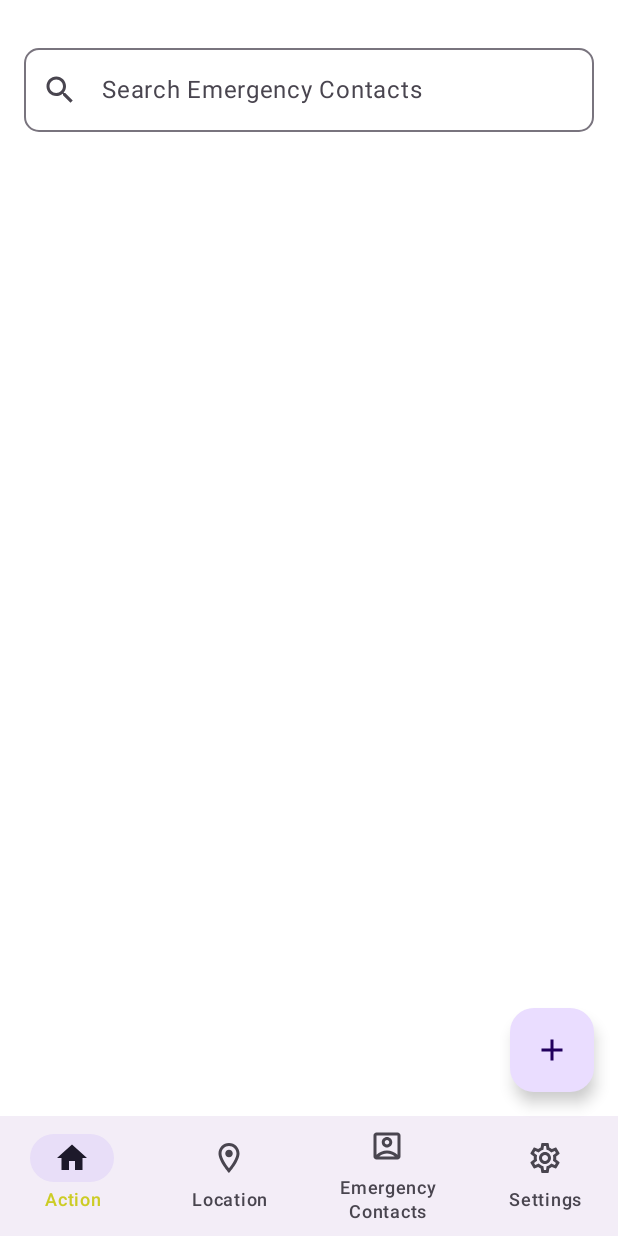
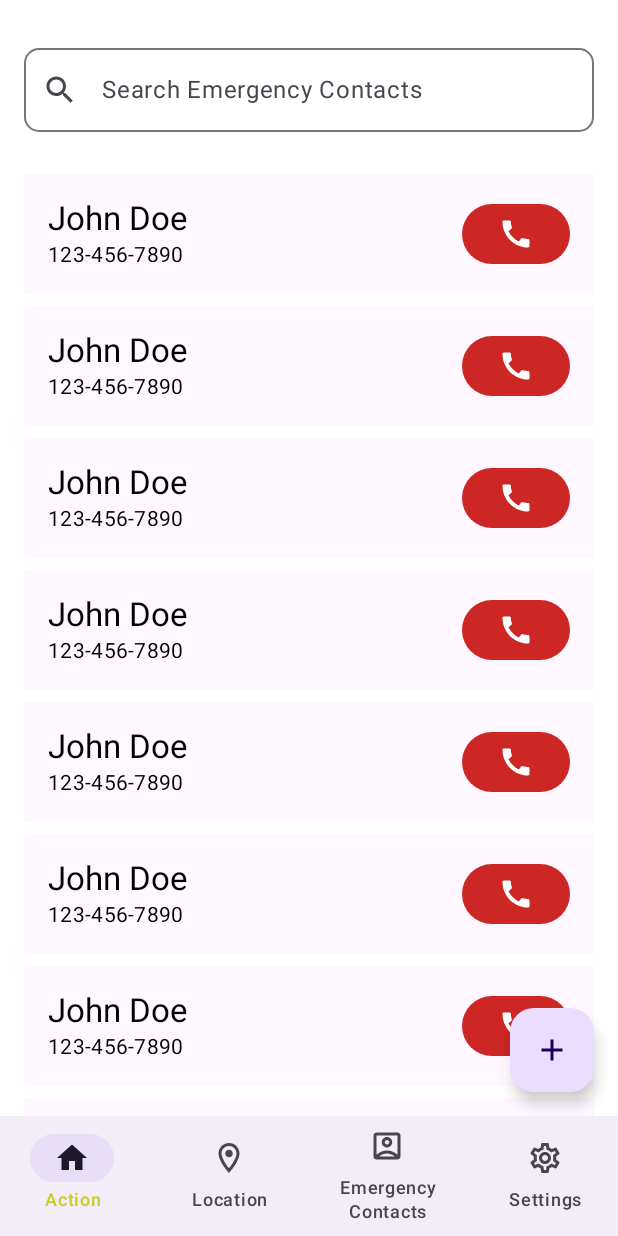
Before and after one commit to TheAndrewNguyen/QuickSOS, an Android app built with Jetpack Compose: the @Preview function EmergencyContactScreenPreview, on a phone screen of 412 x 824 dp. Run offline under Robolectric (Android 15) with nearby library versions, the phone set to English and light mode, and no system bars; our stand-ins replace Dagger/Hilt's generated code.

Commit message:
implmeneted basic layout for EmergencyContact Cards

```diff
--- a/app/src/main/java/com/example/quicksos/App.kt
+++ b/app/src/main/java/com/example/quicksos/App.kt
@@ -4,4 +4,8 @@ import android.app.Application
 import dagger.hilt.android.HiltAndroidApp
 
 @HiltAndroidApp
-class App : Application()
+class App : Application() {
+    override fun onCreate() {
+        super.onCreate()
+    }
+}
--- a/app/src/main/java/com/example/quicksos/ui/screens/emergencyContacts/EmergencyContactsScreen.kt
+++ b/app/src/main/java/com/example/quicksos/ui/screens/emergencyContacts/EmergencyContactsScreen.kt
@@ -8,19 +8,12 @@ import androidx.lifecycle.viewmodel.compose.viewModel
 import androidx.navigation.NavHostController
 import androidx.navigation.compose.rememberNavController
 import com.example.quicksos.ui.navigation.NavigationViewModel
+import com.example.quicksos.ui.screens.emergencyContacts.components.EmergencyContactsColumn
 import com.example.quicksos.ui.screens.emergencyContacts.components.SearchBar
+import com.example.quicksos.ui.shared.layouts.TitleContentNavScaffold
 import com.example.quicksos.ui.shared.layouts.components.CustomFloatingActionButton
 import com.example.quicksos.ui.shared.layouts.components.NavBar
-import com.example.quicksos.ui.shared.layouts.TitleContentNavScaffold
 import com.example.quicksos.ui.theme.QuickSOSTheme
-
-@Composable
-fun EmergencyContactContent() {
-    /*TODO*/
-}
-
-
-
 
 @Composable
 fun EmergencyContactScreen(navController: NavHostController, navBarViewModel: NavigationViewModel = viewModel()) {
@@ -38,7 +31,7 @@ fun EmergencyContactScreen(navController: NavHostController, navBarViewModel: Na
     }
 
     val content: @Composable () -> Unit = {
-        /*TODO*/
+        EmergencyContactsColumn()
     }
 
     val bottomBar: @Composable () -> Unit = {
--- /dev/null
+++ b/app/src/main/java/com/example/quicksos/ui/screens/emergencyContacts/components/EmergencyContactCard.kt
@@ -0,0 +1,83 @@
+package com.example.quicksos.ui.screens.emergencyContacts.components
+
+import androidx.compose.foundation.background
+import androidx.compose.foundation.layout.Arrangement
+import androidx.compose.foundation.layout.Column
+import androidx.compose.foundation.layout.Row
+import androidx.compose.foundation.layout.fillMaxSize
+import androidx.compose.foundation.layout.fillMaxWidth
+import androidx.compose.foundation.layout.padding
+import androidx.compose.foundation.lazy.LazyColumn
+import androidx.compose.material.icons.Icons
+import androidx.compose.material.icons.filled.Call
+import androidx.compose.material3.Button
+import androidx.compose.material3.Icon
+import androidx.compose.material3.MaterialTheme
+import androidx.compose.material3.Text
+import androidx.compose.runtime.Composable
+import androidx.compose.ui.Modifier
+import androidx.compose.ui.tooling.preview.Preview
+import androidx.compose.ui.unit.dp
+import com.example.quicksos.ui.theme.QuickSOSTheme
+
+
+@Composable
+fun NameAndPhoneNumber(name: String, phoneNumber: String) {
+    Column(
+        modifier = Modifier
+            .padding(16.dp)
+            .background(MaterialTheme.colorScheme.surface)
+    ) {
+        Text(text = name, style = MaterialTheme.typography.titleLarge)
+        Text(text = phoneNumber, style = MaterialTheme.typography.bodyMedium)
+    }
+}
+
+@Composable
+fun EmergencyTapButtonGroup() {
+    Button( //call button
+        onClick = {},
+        modifier = Modifier
+            .padding(16.dp)
+            .background(MaterialTheme.colorScheme.surface)
+    ) {
+        Icon(Icons.Default.Call, contentDescription = "Call")
+    }
+}
+
+@Composable
+fun EmergencyContactCard(name: String, phoneNumber: String) {
+    Row(
+        horizontalArrangement = Arrangement.SpaceBetween,
+        verticalAlignment = androidx.compose.ui.Alignment.CenterVertically,
+        modifier = Modifier
+            .fillMaxWidth()
+            .padding(horizontal = 16.dp, vertical = 4.dp)
+            .background(MaterialTheme.colorScheme.surface)
+        ) {
+        NameAndPhoneNumber(name = name, phoneNumber = phoneNumber)
+        EmergencyTapButtonGroup()
+    }
+}
+
+@Composable
+fun EmergencyContactsColumn() {
+    LazyColumn(
+        modifier = Modifier
+            .fillMaxSize()
+    ) {
+        items(10) {
+            EmergencyContactCard(name = "John Doe", phoneNumber = "123-456-7890")
+        }
+    }
+}
+
+
+
+@Preview(showBackground = true)
+@Composable
+fun EmergencyContactCardPreview() {
+    QuickSOSTheme {
+        EmergencyContactCard(name = "John Doe", phoneNumber = "123-456-7890")
+    }
+}
--- a/app/src/main/java/com/example/quicksos/ui/screens/location/LocationsViewModel.kt
+++ b/app/src/main/java/com/example/quicksos/ui/screens/location/LocationsViewModel.kt
@@ -7,12 +7,14 @@ import com.google.android.gms.location.FusedLocationProviderClient
 import dagger.hilt.android.lifecycle.HiltViewModel
 import javax.inject.Inject
 
+
 @HiltViewModel
 class LocationsViewModel @Inject constructor(private val fusedLocationClient: FusedLocationProviderClient) :
     ViewModel() {
 
     @SuppressLint("MissingPermission")
     fun getLastLocation() {
+        Log.d("FusedLocationD", "getLastLocation called")
         fusedLocationClient.lastLocation
             .addOnSuccessListener { location ->
                 if (location != null) {
```
Also changed, not shown: app/build.gradle.kts (+3 -6 lines), app/src/main/java/com/example/quicksos/di/FusedLocation.kt (+8 -2 lines), app/src/main/java/com/example/quicksos/ui/screens/location/LocationScreen.kt (+0 -8 lines).
